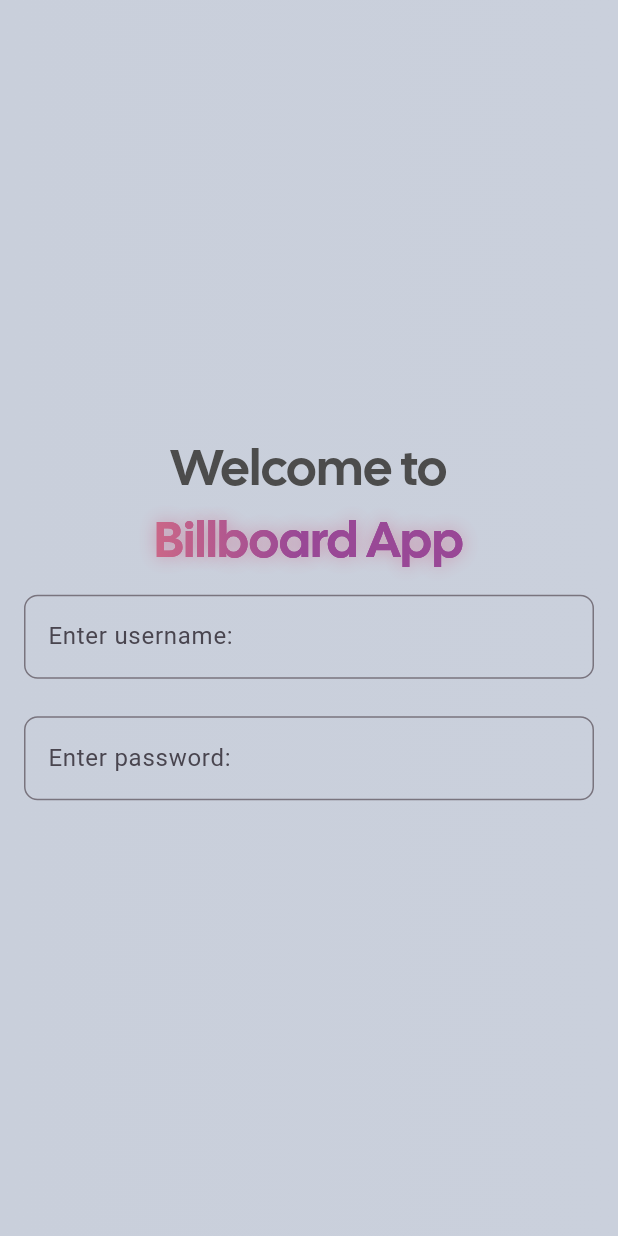
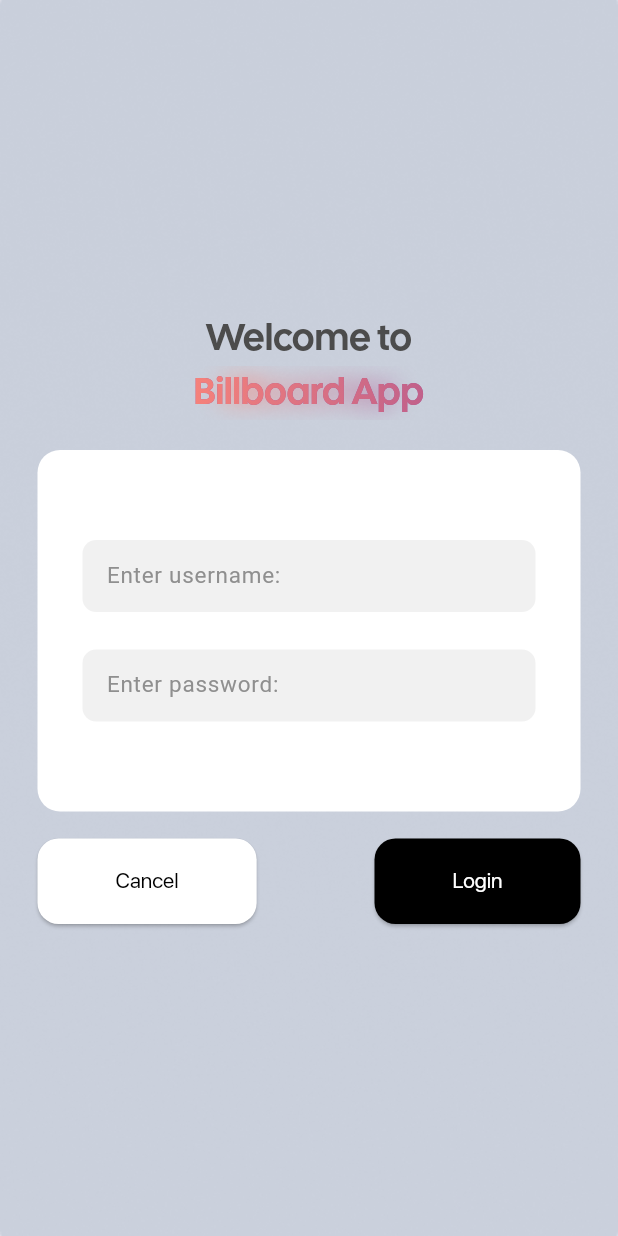
Before and after one commit to HaleemMuhsin/BB_flutter, a Flutter app: the screen it shows after launch, after a tap on "Get Started", on a phone screen of 412 x 824 dp. Run offline on Flutter 3.47's test engine with Material 3 defaults, Android fonts, the phone set to English and light mode, and no system bars.

Commit message:
Changed the login layout part:1

```diff
--- a/lib/login_page.dart
+++ b/lib/login_page.dart
@@ -9,14 +9,12 @@ class LoginPage extends StatelessWidget {
       body: SafeArea(
         child: Container(
           decoration: const BoxDecoration(
-            gradient: LinearGradient(
-              colors: [
-                Color(0xFFC9CFDB),
-                Color(0xFFCAD0DC),
-              ],
+            image: DecorationImage(
+              image: AssetImage('assets/images/loginPage_bg.png'),
+              fit: BoxFit.cover,
             ),
           ),
-          padding: const EdgeInsets.all(16.0),
+          padding: const EdgeInsets.all(25.0),
           alignment: Alignment.center,
           child: Column(
             mainAxisAlignment: MainAxisAlignment.center,
@@ -25,36 +23,32 @@ class LoginPage extends StatelessWidget {
               const Text(
                 'Welcome to',
                 style: TextStyle(
-                  fontSize: 33.77,
+                  fontSize: 25,
                   fontFamily: 'CalSans',
-                  color: Color(0xFF4C4C4C)
+                  color: Color(0xFF4C4C4C),
                 ),
                 textAlign: TextAlign.center,
               ),
 
-
               Stack(
                 children: [
+                  Positioned.fill(
+                    child: Image.asset(
+                      'assets/images/billboardAppText_shader.png', //image path
+                      fit: BoxFit.cover, // Adjust the image to cover the entire area
+                    ),
+                  ),
+
                   // Glow effect
                   Text(
                     'Billboard App',
                     style: TextStyle(
-                      fontSize: 33.77,
+                      fontSize: 25,
                       fontFamily: 'CalSans',
                       foreground: Paint()
                         ..shader = const LinearGradient(
-                          colors: [Color(0xFFFF8878), Color(0xFF994896)]
-                        ).createShader(const Rect.fromLTWH(0, 0, 200, 70)),
-                      shadows: [
-                        Shadow(
-                          color: const Color(0xFFFF8878).withOpacity(0.3),
-                          blurRadius: 15,
-                        ),
-                        Shadow(
-                          color: const Color(0xFF994896).withOpacity(0.3),
-                          blurRadius: 15,
-                        ),
-                      ],
+                          colors: [Color(0xFFFF8878), Color(0xFF994896)],
+                        ).createShader(const Rect.fromLTWH(0, 0, 0, 100)),
                     ),
                     textAlign: TextAlign.center,
                   ),
@@ -62,39 +56,109 @@ class LoginPage extends StatelessWidget {
                   Text(
                     'Billboard App',
                     style: TextStyle(
-                      fontSize: 33.77,
+                      fontSize: 25,
                       fontFamily: 'CalSans',
                       foreground: Paint()
                         ..shader = const LinearGradient(
-                          colors: [Color(0xFFFF8878), Color(0xFF994896)]
-                        ).createShader(const Rect.fromLTWH(0, 0, 200, 70)),
+                          colors: [Color(0xFFFF8878), Color(0xFF994896)],
+                        ).createShader(const Rect.fromLTWH(100, 0, 300, 0)),
                     ),
                     textAlign: TextAlign.center,
                   ),
                 ],
               ),
 
-              const SizedBox(height: 10),
+              const SizedBox(height: 20), // Increased space for better layout
 
+              // Input Fields Container
+              Container(
+                padding: const EdgeInsets.fromLTRB(30, 60, 30, 60), // Padding inside the container
+                decoration: BoxDecoration(
+                  color: Colors.white, // Background color for input fields
+                  borderRadius: BorderRadius.circular(15.0), // Rounded corners
+                ),
+                child: Column(
+                  children: [
+                    // Username Input Field
                     TextField(
+                      style: const TextStyle(fontSize: 15, color: Color(0xFF8F8F8F) ),
                       decoration: InputDecoration(
+                        filled: true,
+                        fillColor: const Color(0xFFF1F1F1),
+                        contentPadding:
+                            const EdgeInsets.symmetric(vertical: 12.0, horizontal: 12.0), // Adjusted padding
                         border: OutlineInputBorder(
                           borderRadius: BorderRadius.circular(9.0), // Rounded corners
+                          borderSide: BorderSide.none, // No border side for better appearance
                         ),
                         hintText: 'Enter username:',
+                        hintStyle: const TextStyle(color: Color(0xFF8F8F8F))
                       ),
                     ),
 
-            const SizedBox(height: 25),
+                    const SizedBox(height: 25), // Space between text fields
 
+                    // Password Input Field
                     TextField(
+                      style: const TextStyle(fontSize: 15),
                       decoration: InputDecoration(
+                        filled: true,
+                        fillColor: const Color(0xFFF1F1F1),
+                        contentPadding:
+                            const EdgeInsets.symmetric(vertical: 12.0, horizontal: 12.0), // Adjusted padding
                         border: OutlineInputBorder(
-                    borderRadius: BorderRadius.circular(9.0), // Rounded corners
+                          borderSide: BorderSide.none, // Border color when focused
+                          borderRadius:
+                              BorderRadius.circular(9.0), // Rounded corners
                         ),
                         hintText: 'Enter password:',
+                        hintStyle: const TextStyle(color: Color(0xFF8F8F8F))
                       ),
+                      obscureText: true, // To hide password input
+                    ),
+                  ],
+                ),
+              ),
+
+              const SizedBox(height: 18),
+
+                Row(
+                  mainAxisAlignment: MainAxisAlignment.spaceBetween, // Space between buttons
+                  children: [
+                    ElevatedButton(
+                      onPressed: () {
+        // Action when pressed for Cancel
+                      },
+                      style: ElevatedButton.styleFrom(
+                        backgroundColor: Colors.white,
+                        foregroundColor: Colors.black,
+                        textStyle: const TextStyle(fontFamily: 'SF-UI-Display'),
+                        padding: const EdgeInsets.symmetric(vertical: 20.0, horizontal: 52.0), // Padding
+                        shape: RoundedRectangleBorder(
+                          borderRadius: BorderRadius.circular(14), // Rounded corners
+                        ),
+                      ),
+                      child: const Text('Cancel'),
+                    ),
+
+                    ElevatedButton(
+                      onPressed: () {
+                        // Action when pressed for Login
+                      },
+                      style: ElevatedButton.styleFrom(
+                        backgroundColor: Colors.black,
+                        foregroundColor: Colors.white,
+                        textStyle: const TextStyle(fontFamily: 'SF-UI-Display'),
+                        padding: const EdgeInsets.symmetric(vertical: 20.0, horizontal: 52.0), // Padding
+                        shape: RoundedRectangleBorder(
+                          borderRadius: BorderRadius.circular(14), // Rounded corners
+                        ),
+                      ),
+                      child: const Text('Login'),
+                    ),
+                  ],
                 )
+
             ],
           ),
         ),
--- /dev/null
+++ b/lib/widgets/bg_color.dart
@@ -0,0 +1,13 @@
+import 'package:flutter/material.dart';
+
+const Color primaryColor = Color(0xFFC9CFDB);
+const Color secondaryColor = Color(0xFFCAD0DC);
+
+BoxDecoration gradientBackground = const BoxDecoration(
+  gradient: LinearGradient(
+    colors: [
+      primaryColor,
+      secondaryColor,
+    ],
+  ),
+);
--- a/pubspec.yaml
+++ b/pubspec.yaml
@@ -69,6 +69,9 @@ flutter:
     - family: CalSans
       fonts:
         - asset: assets/fonts/CalSans-SemiBold.otf
+    - family: SF-UI-Display
+      fonts:
+        - asset: assets/fonts/SF-UI-Display-Regular.ttf
     # An image asset can refer to one or more resolution-specific "variants", see
   # https://flutter.dev/to/resolution-aware-images
 
```
Also changed, not shown: assets/fonts/SF-UI-Display-Regular.ttf (added), assets/images/billboardAppText_shader.png (added), assets/images/loginPage_bg.png (added), 1 other file. Lines whose indentation alone changed are shown as unchanged.
